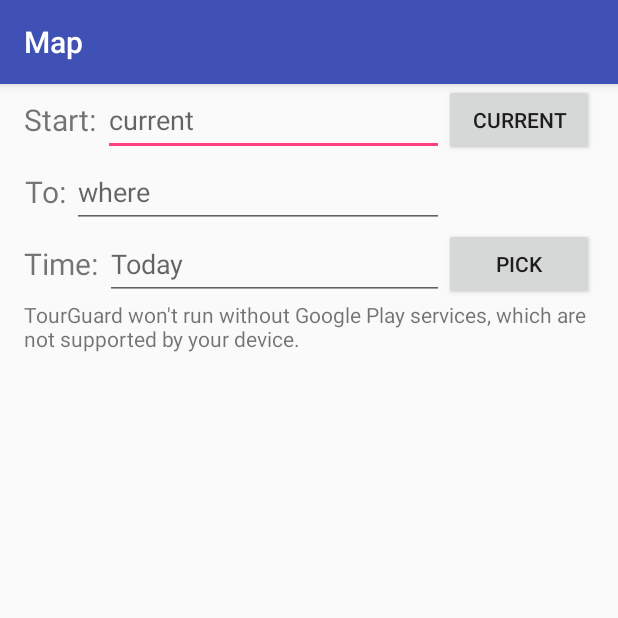
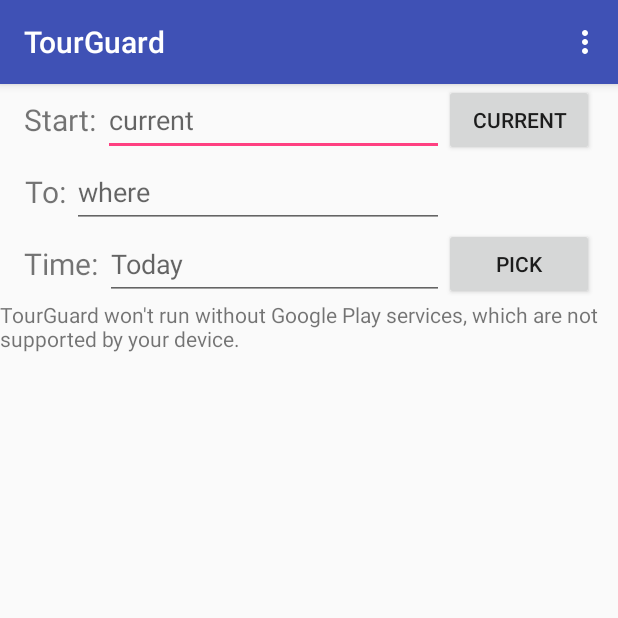
Before and after one commit to alcohol49/TourGuard, an Android app: the screen it shows after launch (MapsActivity), on a phone screen of 412 x 824 dp, the top half of it. Run offline under Robolectric (Android 15) with nearby library versions, the phone set to English and light mode, and no system bars.

Commit message:
Adjust layout & Action Bar

```diff
--- a/app/src/main/AndroidManifest.xml
+++ b/app/src/main/AndroidManifest.xml
@@ -36,7 +36,7 @@
 
         <activity
             android:name=".MapsActivity"
-            android:label="@string/title_activity_maps"></activity>
+            android:label="@string/app_name"></activity>
     </application>
 
 </manifest>
--- a/app/src/main/java/com/hackathon/tourguard/MainActivity.java
+++ b/app/src/main/java/com/hackathon/tourguard/MainActivity.java
@@ -12,5 +12,6 @@ public class MainActivity extends AppCompatActivity {
         setContentView(R.layout.activity_main);
 
         startActivity(new Intent().setClass(this, MapsActivity.class));
+        finish();
     }
 }
--- a/app/src/main/java/com/hackathon/tourguard/MapsActivity.java
+++ b/app/src/main/java/com/hackathon/tourguard/MapsActivity.java
@@ -1,5 +1,6 @@
 package com.hackathon.tourguard;
 
+import android.app.ActionBar;
 import android.app.Dialog;
 import android.app.NotificationManager;
 import android.app.PendingIntent;
@@ -15,10 +16,14 @@ import android.location.LocationManager;
 import android.os.Bundle;
 import android.support.v4.app.DialogFragment;
 import android.support.v4.app.NotificationCompat;
+import android.support.v7.app.ActionBarActivity;
 import android.support.v7.app.AppCompatActivity;
+import android.support.v7.widget.Toolbar;
 import android.text.InputType;
 import android.text.format.DateFormat;
 import android.util.Log;
+import android.view.Menu;
+import android.view.MenuInflater;
 import android.view.MenuItem;
 import android.view.View;
 import android.widget.Button;
@@ -151,6 +156,13 @@ public class MapsActivity extends AppCompatActivity implements OnMapReadyCallbac
     }
 
     @Override
+    public boolean onCreateOptionsMenu(Menu menu) {
+        MenuInflater inflater = getMenuInflater();
+        inflater.inflate(R.menu.menu_main, menu);
+        return super.onCreateOptionsMenu(menu);
+    }
+
+    @Override
     public boolean onOptionsItemSelected(MenuItem item) {
         switch (item.getItemId()) {
             case R.id.action_ok:
--- a/app/src/main/res/layout/activity_maps.xml
+++ b/app/src/main/res/layout/activity_maps.xml
@@ -2,13 +2,14 @@
 <LinearLayout xmlns:android="http://schemas.android.com/apk/res/android"
     android:layout_width="match_parent"
     android:layout_height="match_parent"
-    android:paddingLeft="16dp"
-    android:paddingRight="16dp"
-    android:orientation="vertical" >
+    xmlns:app="http://schemas.android.com/apk/res-auto"
+    android:orientation="vertical">
 
     <LinearLayout
         android:layout_width="match_parent"
         android:layout_height="wrap_content"
+        android:paddingLeft="16dp"
+        android:paddingRight="16dp"
         android:orientation="horizontal" >
         <TextView
             android:layout_width="wrap_content"
@@ -33,6 +34,8 @@
     <LinearLayout
         android:layout_width="match_parent"
         android:layout_height="wrap_content"
+        android:paddingLeft="16dp"
+        android:paddingRight="16dp"
         android:orientation="horizontal" >
         <TextView
             android:layout_width="wrap_content"
@@ -58,6 +61,8 @@
     <LinearLayout
         android:layout_width="match_parent"
         android:layout_height="wrap_content"
+        android:paddingLeft="16dp"
+        android:paddingRight="16dp"
         android:orientation="horizontal" >
         <TextView
             android:layout_width="wrap_content"
--- a/app/src/main/res/menu/menu.xml
+++ /dev/null
@@ -1,7 +0,0 @@
-<menu xmlns:android="http://schemas.android.com/apk/res/android">
-
-    <item
-        android:id="@+id/action_ok"
-        android:title="@android:string/ok"/>
-
-</menu>
--- /dev/null
+++ b/app/src/main/res/menu/menu_main.xml
@@ -0,0 +1,9 @@
+<menu xmlns:android="http://schemas.android.com/apk/res/android">
+
+    <item
+        android:id="@+id/action_ok"
+        android:icon="@drawable/ic_play_light"
+        android:title="@android:string/ok"
+        android:showAsAction="always"/>
+
+</menu>
--- a/app/src/main/res/values/strings.xml
+++ b/app/src/main/res/values/strings.xml
@@ -1,4 +1,3 @@
 <resources>
     <string name="app_name">TourGuard</string>
-    <string name="title_activity_maps">Map</string>
 </resources>
```
